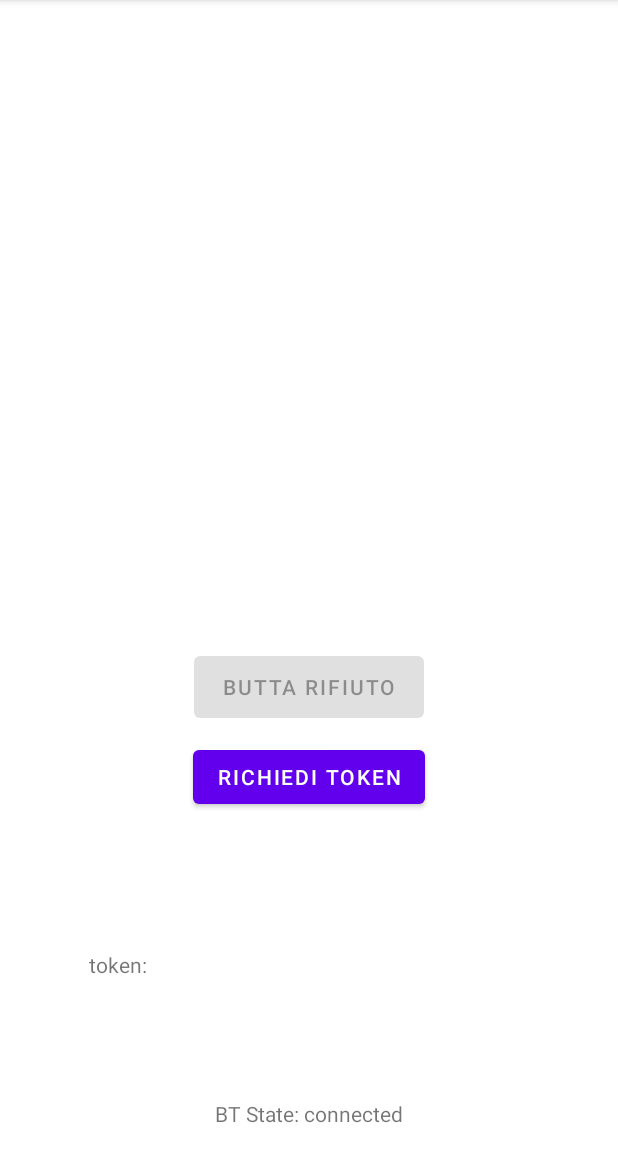
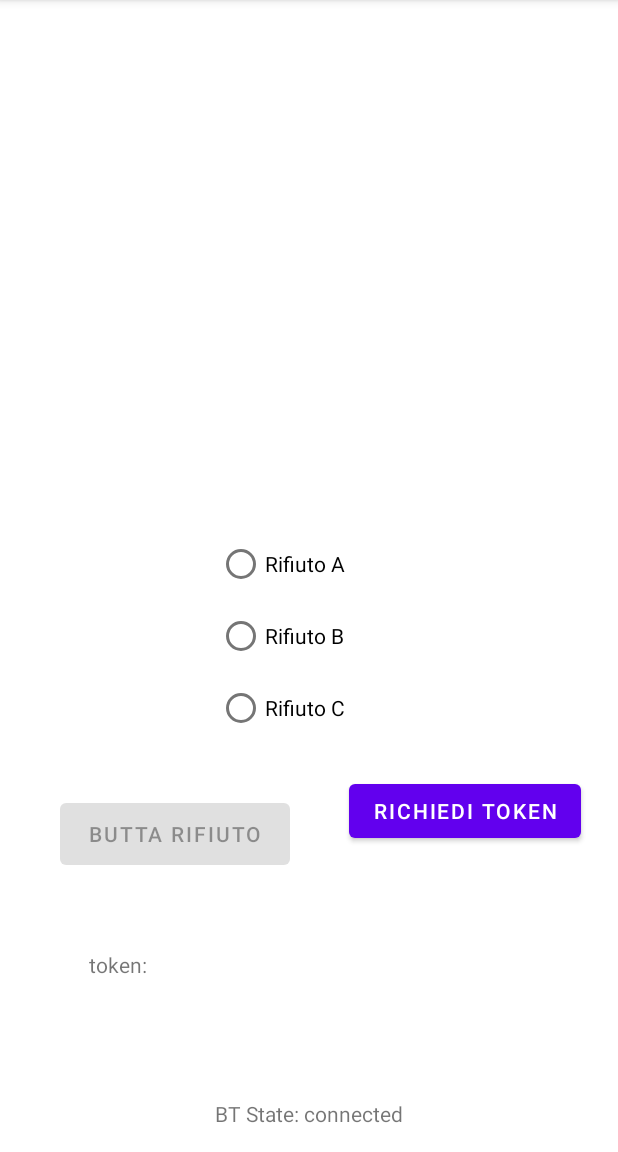
Before and after one commit to AndreaStefanini/SmartDumpster, an Android app: the screen it shows after launch (MainActivity), on a phone screen of 412 x 824 dp, the part 84-1236 px from its top. Run offline under Robolectric (Android 15) with nearby library versions, the phone set to English and light mode, and no system bars; our stand-ins replace Volley; 6 statements that could not run were skipped.

Commit message:
update bluetooth on android

```diff
--- a/src/sd-mobile-app/app/src/main/res/layout/activity_main.xml
+++ b/src/sd-mobile-app/app/src/main/res/layout/activity_main.xml
@@ -17,21 +17,6 @@
         app:layout_constraintEnd_toEndOf="parent"
         app:layout_constraintTop_toBottomOf="@+id/request_token" />
 
-    <Button
-        android:id="@+id/request_token"
-        android:layout_width="wrap_content"
-        android:layout_height="wrap_content"
-        android:layout_marginStart="130dp"
-        android:layout_marginTop="475dp"
-        android:layout_marginEnd="130dp"
-        android:layout_marginBottom="208dp"
-        android:onClick="GetToken"
-        android:text="@string/richiedi_token"
-        app:layout_constraintBottom_toBottomOf="parent"
-        app:layout_constraintEnd_toEndOf="parent"
-        app:layout_constraintStart_toStartOf="parent"
-        app:layout_constraintTop_toTopOf="parent" />
-
     <TextView
         android:id="@+id/textView"
         style="@style/AppTheme"
@@ -49,18 +34,29 @@
         android:id="@+id/throw_garbage"
         android:layout_width="153dp"
         android:layout_height="53dp"
-        android:layout_marginStart="129dp"
-        android:layout_marginTop="417dp"
-        android:layout_marginEnd="129dp"
-        android:layout_marginBottom="270dp"
+        android:layout_marginStart="40dp"
+        android:layout_marginTop="14dp"
+        android:layout_marginBottom="33dp"
         android:clickable="false"
         android:enabled="false"
         android:onClick="ThrowGarbage"
         android:text="@string/throw_garbage"
-        app:layout_constraintBottom_toBottomOf="parent"
+        app:layout_constraintBottom_toTopOf="@+id/textView"
+        app:layout_constraintStart_toStartOf="parent"
+        app:layout_constraintTop_toBottomOf="@+id/trashes" />
+
+    <Button
+        android:id="@+id/request_token"
+        android:layout_width="wrap_content"
+        android:layout_height="wrap_content"
+        android:layout_marginStart="40dp"
+        android:layout_marginTop="19dp"
+        android:layout_marginEnd="26dp"
+        android:onClick="GetToken"
+        android:text="@string/richiedi_token"
         app:layout_constraintEnd_toEndOf="parent"
-        app:layout_constraintStart_toStartOf="parent"
-        app:layout_constraintTop_toTopOf="parent" />
+        app:layout_constraintStart_toEndOf="@+id/throw_garbage"
+        app:layout_constraintTop_toBottomOf="@+id/trashes" />
 
     <TextView
         android:id="@+id/btState"
@@ -74,4 +70,38 @@
         app:layout_constraintEnd_toEndOf="parent"
         app:layout_constraintStart_toStartOf="parent" />
 
+    <RadioGroup
+        android:id="@+id/trashes"
+        android:layout_width="123dp"
+        android:layout_height="145dp"
+        android:layout_marginStart="144dp"
+        android:layout_marginTop="352dp"
+        android:layout_marginEnd="144dp"
+        app:layout_constraintEnd_toEndOf="parent"
+        app:layout_constraintStart_toStartOf="parent"
+        app:layout_constraintTop_toTopOf="parent">
+
+        <RadioButton
+            android:id="@+id/radioButton"
+            android:layout_width="match_parent"
+            android:layout_height="wrap_content"
+            android:onClick="TrashASelected"
+            android:text="@string/TrashA" />
+
+        <RadioButton
+            android:id="@+id/radioButton2"
+            android:layout_width="match_parent"
+            android:layout_height="wrap_content"
+            android:onClick="TrashBSelected"
+            android:text="@string/TrashB" />
+
+        <RadioButton
+            android:id="@+id/radioButton3"
+            android:layout_width="match_parent"
+            android:layout_height="wrap_content"
+            android:checked="false"
+            android:onClick="TrashCSelected"
+            android:text="@string/TrashC" />
+    </RadioGroup>
+
 </androidx.constraintlayout.widget.ConstraintLayout>
--- a/src/sd-mobile-app/app/src/main/res/values/strings.xml
+++ b/src/sd-mobile-app/app/src/main/res/values/strings.xml
@@ -4,4 +4,9 @@
     <string name="richiedi_token">richiedi token</string>
     <string name="throw_garbage">butta rifiuto</string>
     <string name="btState">BT State: not connected</string>
+    <string name="TrashA">Rifiuto A</string>
+    <string name="TrashB">Rifiuto B</string>
+    <string name="TrashC">Rifiuto C</string>
+
+
 </resources>
--- a/src/sd-mobile-app/bt-lib/src/main/java/unibo/btlib/ConnectToBluetoothServerTask.java
+++ b/src/sd-mobile-app/bt-lib/src/main/java/unibo/btlib/ConnectToBluetoothServerTask.java
@@ -4,6 +4,7 @@ import android.bluetooth.BluetoothDevice;
 import android.bluetooth.BluetoothSocket;
 
 import java.io.IOException;
+import java.lang.reflect.InvocationTargetException;
 import java.util.UUID;
 
 public final class ConnectToBluetoothServerTask extends ConnectionTask {
@@ -12,7 +13,8 @@ public final class ConnectToBluetoothServerTask extends ConnectionTask {
 
     public ConnectToBluetoothServerTask(final BluetoothDevice serverBtDevice, final UUID uuid, final EventListener eventListener){
         try {
-            btSocket = serverBtDevice.createRfcommSocketToServiceRecord(uuid);
+            //btSocket = serverBtDevice.createRfcommSocketToServiceRecord(uuid);
+            btSocket= serverBtDevice.createInsecureRfcommSocketToServiceRecord(uuid);
             this.eventListener = eventListener;
         } catch (IOException e) {
             e.printStackTrace();
```
Also changed, not shown: src/sd-mobile-app/app/src/main/java/com/example/smartdumpster/MainActivity.java (+11 -1 lines), 12 other files.
